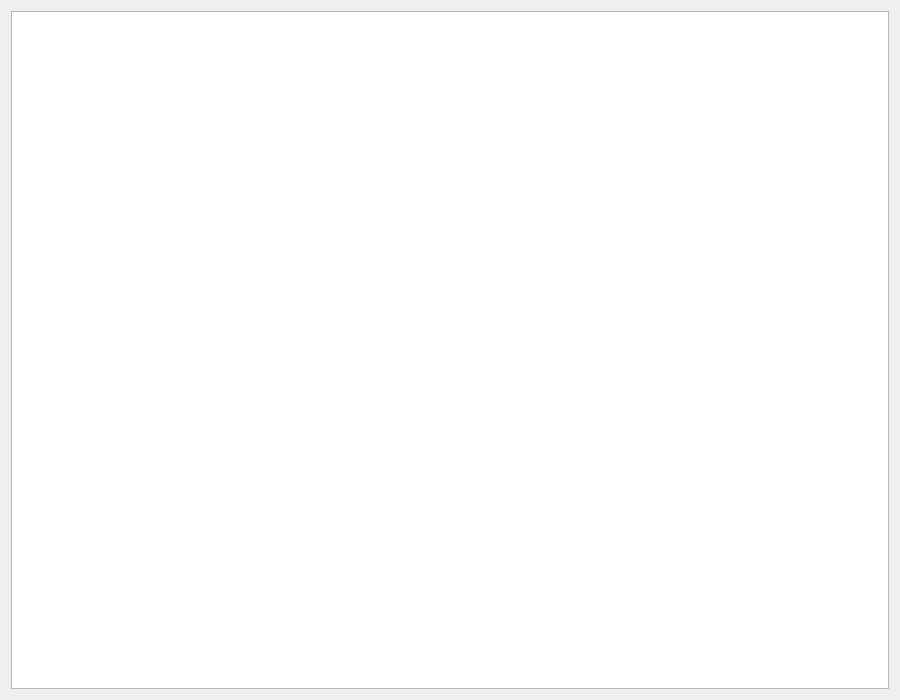
This is gui_data/frm_help_view.ui in kowmang/Eqsl_Program as Qt 5 draws it before an edit. The edited form follows.
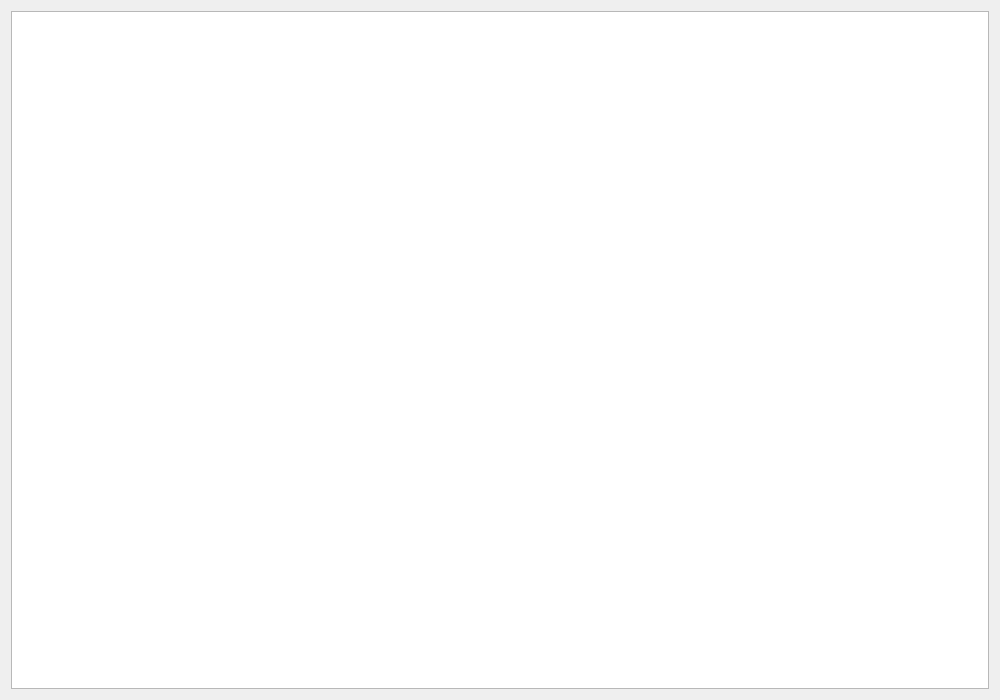
This is the edited form.

Diff of the .ui file:
```diff
--- a/gui_data/frm_help_view.ui
+++ b/gui_data/frm_help_view.ui
@@ -6,7 +6,7 @@
    <rect>
     <x>0</x>
     <y>0</y>
-    <width>900</width>
+    <width>1000</width>
     <height>700</height>
    </rect>
   </property>
```
